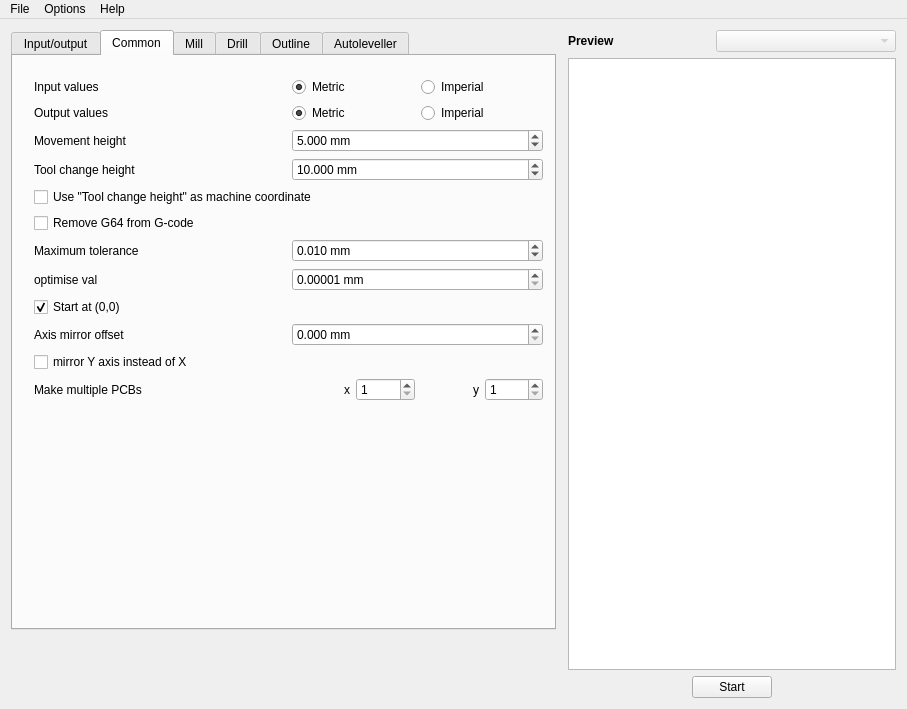
Old version of the form mainwindow.ui in the repository pcb2gcode/pcb2gcodeGUI.
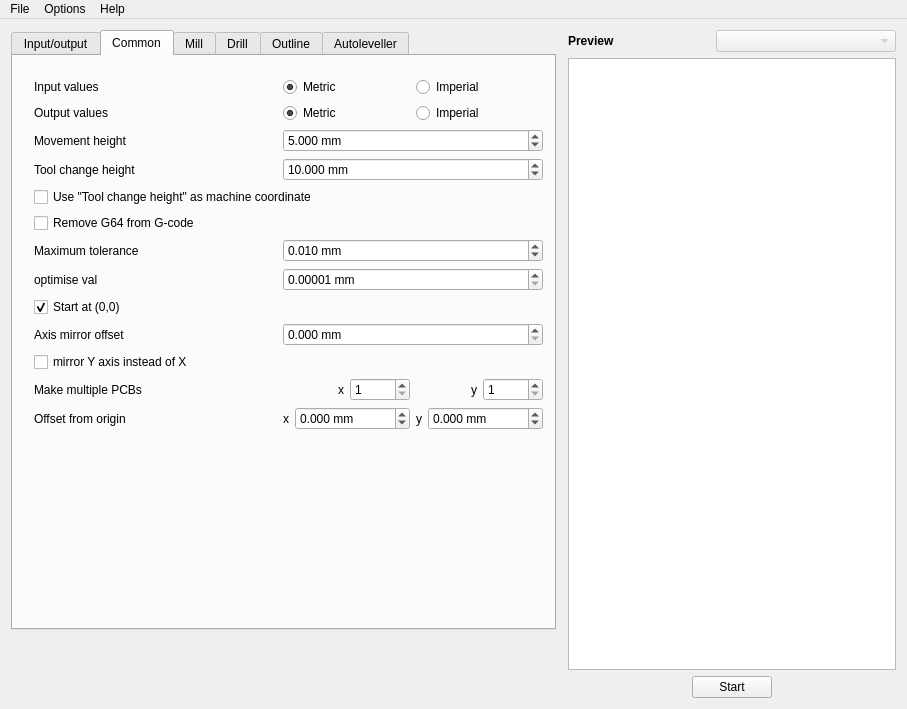
New version of the form.

Commit message: Add x-offset/y-offset  to common options

What changed in the file:
```diff
--- a/mainwindow.ui
+++ b/mainwindow.ui
@@ -821,7 +821,103 @@
              </item>
             </layout>
            </item>
-           <item row="12" column="0" colspan="2">
+           <item row="12" column="0">
+            <widget class="QLabel" name="axisoffsetLabel">
+             <property name="toolTip">
+              <string>&lt;html&gt;&lt;head/&gt;&lt;body&gt;&lt;p&gt;&lt;span style=&quot; font-style:italic;&quot;&gt;--x-offset&lt;/span&gt;, &lt;span style=&quot; font-style:italic;&quot;&gt;--y-offset&lt;/span&gt;&lt;/p&gt;&lt;p&gt;Offset from the origin in the X/Y axis&lt;/p&gt;&lt;/body&gt;&lt;/html&gt;</string>
+             </property>
+             <property name="text">
+              <string>Offset from origin</string>
+             </property>
+            </widget>
+           </item>
+           <item row="12" column="1">
+            <layout class="QHBoxLayout" name="axisoffsetHorizontalLayout">
+             <item>
+              <widget class="QLabel" name="axisoffsetxLabel">
+               <property name="toolTip">
+                <string>&lt;html&gt;&lt;head/&gt;&lt;body&gt;&lt;p&gt;&lt;span style=&quot; font-style:italic;&quot;&gt;--x-offset&lt;/span&gt;&lt;/p&gt;&lt;p&gt;offset the origin on the x-axis this distance&lt;/p&gt;&lt;/body&gt;&lt;/html&gt;</string>
+               </property>
+               <property name="text">
+                <string>x</string>
+               </property>
+               <property name="alignment">
+                <set>Qt::AlignRight|Qt::AlignTrailing|Qt::AlignVCenter</set>
+               </property>
+               <property name="buddy">
+                <cstring>offsetXDoubleSpinBox</cstring>
+               </property>
+              </widget>
+             </item>
+             <item>
+              <widget class="QDoubleSpinBox" name="offsetXDoubleSpinBox">
+               <property name="toolTip">
+                <string>&lt;html&gt;&lt;head/&gt;&lt;body&gt;&lt;p&gt;&lt;span style=&quot; font-style:italic;&quot;&gt;--x-offset&lt;/span&gt;&lt;/p&gt;&lt;p&gt;offset the origin on the x-axis this distance&lt;/p&gt;&lt;/body&gt;&lt;/html&gt;</string>
+               </property>
+               <property name="suffix">
+                <string> mm </string>
+               </property>
+               <property name="decimals">
+                 <number>3</number>
+               </property>
+               <property name="minimum">
+                 <double>-10000.000000000000000</double>
+               </property>
+               <property name="maximum">
+                 <double>10000.000000000000000</double>
+               </property>
+               <property name="singleStep">
+                 <double>1.000000000000000</double>
+               </property>
+               <property name="value">
+                 <double>0.000000000000000</double>
+               </property>
+              </widget>
+             </item>
+             <item>
+              <widget class="QLabel" name="axisoffsetyLabel">
+               <property name="toolTip">
+                <string>&lt;html&gt;&lt;head/&gt;&lt;body&gt;&lt;p&gt;&lt;span style=&quot; font-style:italic;&quot;&gt;--y-offset&lt;/span&gt;&lt;/p&gt;&lt;p&gt;offset the origin on the y-axis this distance&lt;/p&gt;&lt;/body&gt;&lt;/html&gt;</string>
+               </property>
+               <property name="text">
+                <string>y</string>
+               </property>
+               <property name="alignment">
+                <set>Qt::AlignRight|Qt::AlignTrailing|Qt::AlignVCenter</set>
+               </property>
+               <property name="buddy">
+                <cstring>offsetYDoubleSpinBox</cstring>
+               </property>
+              </widget>
+             </item>
+             <item>
+              <widget class="QDoubleSpinBox" name="offsetYDoubleSpinBox">
+               <property name="toolTip">
+                <string>&lt;html&gt;&lt;head/&gt;&lt;body&gt;&lt;p&gt;&lt;span style=&quot; font-style:italic;&quot;&gt;--y-offset&lt;/span&gt;&lt;/p&gt;&lt;p&gt;offset the origin on the y-axis this distance&lt;/p&gt;&lt;/body&gt;&lt;/html&gt;</string>
+               </property>
+               <property name="suffix">
+                <string> mm </string>
+               </property>
+               <property name="decimals">
+                 <number>3</number>
+               </property>
+               <property name="minimum">
+                 <double>-10000.000000000000000</double>
+               </property>
+               <property name="maximum">
+                 <double>10000.000000000000000</double>
+               </property>
+               <property name="singleStep">
+                 <double>1.000000000000000</double>
+               </property>
+               <property name="value">
+                 <double>0.000000000000000</double>
+               </property>
+              </widget>
+             </item>
+            </layout>
+           </item>
+           <item row="13" column="0" colspan="2">
             <spacer name="verticalSpacer_7">
              <property name="orientation">
               <enum>Qt::Vertical</enum>
```
The commit also changes 1 other file.
